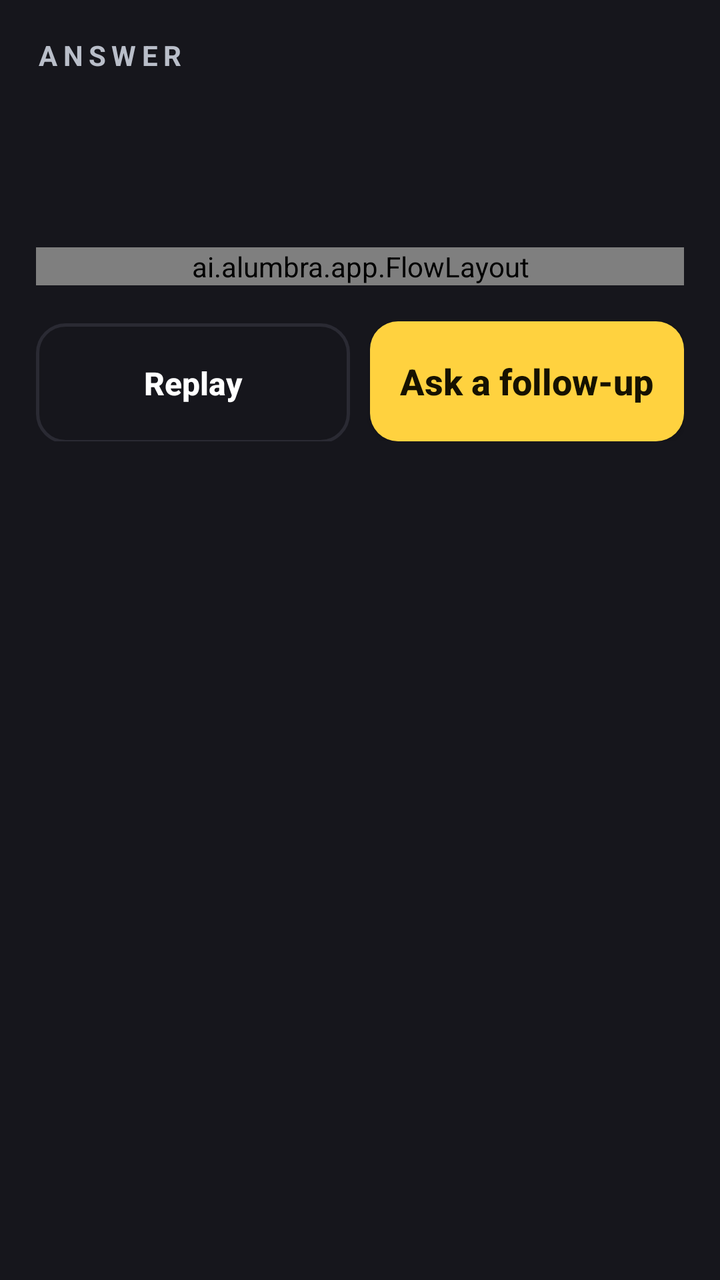
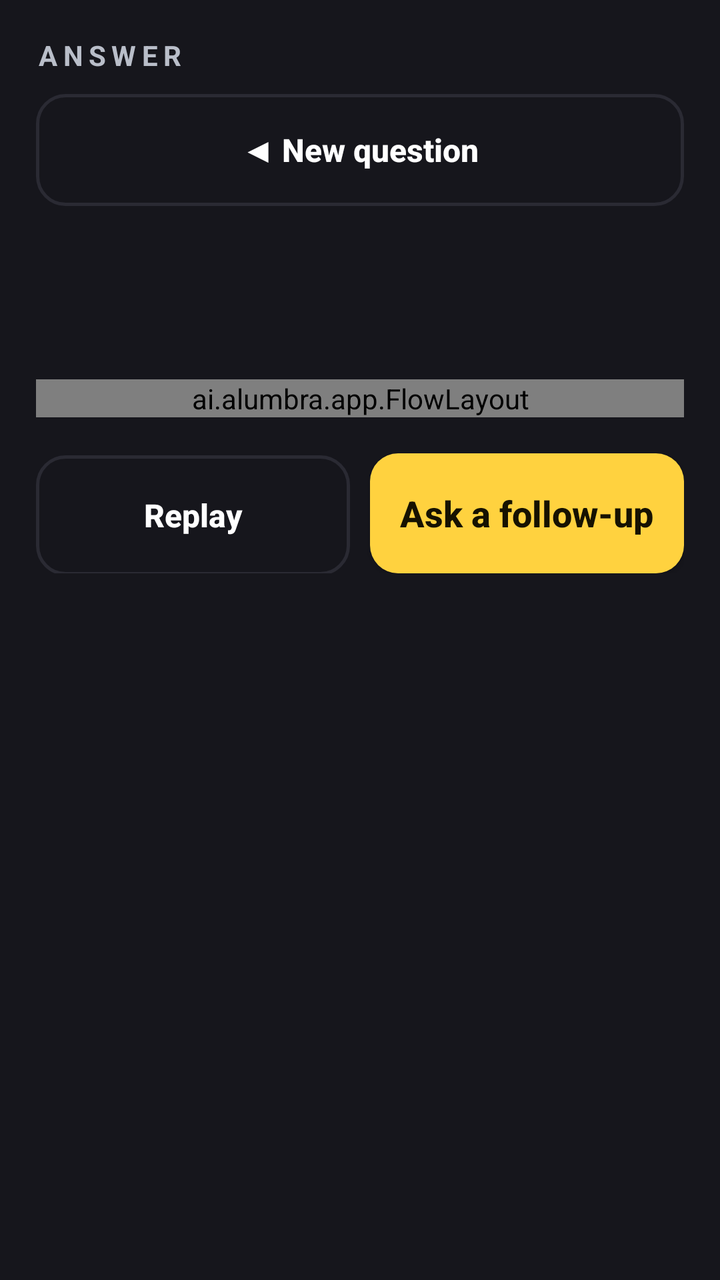

An Android layout rendered at two revisions. The XML below is the earlier revision; the diff shows what the commit changed to produce the second picture.
<!-- AndroidManifest.xml: application theme Theme.Alumbra -->
<!-- res/layout/activity_answer.xml -->
<?xml version="1.0" encoding="utf-8"?>
<ScrollView xmlns:android="http://schemas.android.com/apk/res/android"
    android:layout_width="match_parent"
    android:layout_height="match_parent"
    android:fillViewport="true">

    <LinearLayout
        android:layout_width="match_parent"
        android:layout_height="wrap_content"
        android:orientation="vertical"
        android:padding="18dp">

        <TextView
            android:id="@+id/appname_text"
            android:layout_width="wrap_content"
            android:layout_height="wrap_content"
            android:letterSpacing="0.2"
            android:text="ANSWER"
            android:textColor="@color/alumbra_dim"
            android:textSize="14sp"
            android:textStyle="bold" />

        <LinearLayout
            android:id="@+id/helpbox"
            android:layout_width="match_parent"
            android:layout_height="wrap_content"
            android:layout_marginTop="12dp"
            android:background="@drawable/box_help"
            android:orientation="vertical"
            android:padding="16dp"
            android:visibility="gone">

            <TextView
                android:layout_width="wrap_content"
                android:layout_height="wrap_content"
                android:letterSpacing="0.15"
                android:text="@string/getting_help_title"
                android:textColor="@color/alumbra_help"
                android:textSize="13sp"
                android:textStyle="bold" />

            <TextView
                android:id="@+id/help_quote"
                android:layout_width="match_parent"
                android:layout_height="wrap_content"
                android:layout_marginTop="8dp"
                android:textColor="@color/alumbra_ink"
                android:textSize="18sp" />

            <TextView
                android:layout_width="match_parent"
                android:layout_height="wrap_content"
                android:layout_marginTop="8dp"
                android:text="@string/help_waiting"
                android:textColor="@color/alumbra_dim"
                android:textSize="15sp" />

        </LinearLayout>

        <LinearLayout
            android:id="@+id/warnbox"
            android:layout_width="match_parent"
            android:layout_height="wrap_content"
            android:layout_marginTop="12dp"
            android:background="@drawable/box_warn"
            android:orientation="vertical"
            android:padding="14dp"
            android:visibility="gone">

            <TextView
                android:id="@+id/warn_lines"
                android:layout_width="match_parent"
                android:layout_height="wrap_content"
                android:textColor="@color/alumbra_ink"
                android:textSize="17sp"
                android:textStyle="bold" />

        </LinearLayout>

        <TextView
            android:id="@+id/question_text"
            android:layout_width="match_parent"
            android:layout_height="wrap_content"
            android:layout_marginTop="12dp"
            android:contentDescription="@string/question_asked_description"
            android:textColor="@color/alumbra_dim"
            android:textSize="15sp" />

        <TextView
            android:id="@+id/answer_text"
            android:layout_width="match_parent"
            android:layout_height="wrap_content"
            android:layout_marginTop="8dp"
            android:accessibilityLiveRegion="polite"
            android:textColor="@color/alumbra_ink"
            android:textSize="24sp" />

        <ai.alumbra.app.FlowLayout
            android:id="@+id/saw_chips"
            android:layout_width="match_parent"
            android:layout_height="wrap_content"
            android:layout_marginTop="14dp" />

        <LinearLayout
            android:id="@+id/btnrow_normal"
            android:layout_width="match_parent"
            android:layout_height="wrap_content"
            android:layout_marginTop="18dp"
            android:layout_marginBottom="16dp"
            android:orientation="horizontal">

            <Button
                android:id="@+id/answer_replay_button"
                android:layout_width="0dp"
                android:layout_height="wrap_content"
                android:layout_marginEnd="5dp"
                android:layout_weight="1"
                android:contentDescription="@string/replay_description"
                android:minHeight="60dp"
                android:text="@string/replay_label"
                style="@style/Widget.Alumbra.Button.Outline" />

            <Button
                android:id="@+id/follow_up_button"
                android:layout_width="0dp"
                android:layout_height="wrap_content"
                android:layout_marginStart="5dp"
                android:layout_weight="1"
                android:contentDescription="@string/follow_up_description"
                android:minHeight="60dp"
                android:text="@string/follow_up_label"
                style="@style/Widget.Alumbra.Button.Primary" />

        </LinearLayout>

        <LinearLayout
            android:id="@+id/btnrow_escalated"
            android:layout_width="match_parent"
            android:layout_height="wrap_content"
            android:layout_marginTop="18dp"
            android:layout_marginBottom="16dp"
            android:orientation="horizontal"
            android:visibility="gone">

            <Button
                android:id="@+id/keep_waiting_button"
                android:layout_width="0dp"
                android:layout_height="wrap_content"
                android:layout_marginEnd="5dp"
                android:layout_weight="1"
                android:contentDescription="@string/keep_waiting_description"
                android:minHeight="60dp"
                android:text="@string/keep_waiting_label"
                style="@style/Widget.Alumbra.Button.Outline" />

            <Button
                android:id="@+id/leave_button"
                android:layout_width="0dp"
                android:layout_height="wrap_content"
                android:layout_marginStart="5dp"
                android:layout_weight="1"
                android:contentDescription="@string/leave_description"
                android:minHeight="60dp"
                android:text="@string/leave_label"
                style="@style/Widget.Alumbra.Button.Outline" />

        </LinearLayout>

    </LinearLayout>
</ScrollView>
<!-- resources referenced by this layout -->
<resources>
  <color name="alumbra_dim">#B9BEC9</color>
  <color name="alumbra_help">#57C7FF</color>
  <color name="alumbra_ink">#FFFFFF</color>
  <!-- drawable box_help (drawable) -->
  <?xml version="1.0" encoding="utf-8"?>
  <shape xmlns:android="http://schemas.android.com/apk/res/android" android:shape="rectangle">
      <solid android:color="@color/alumbra_help_bg" />
      <stroke android:width="1.5dp" android:color="@color/alumbra_help" />
      <corners android:radius="14dp" />
  </shape>
  <!-- drawable box_warn (drawable) -->
  <?xml version="1.0" encoding="utf-8"?>
  <shape xmlns:android="http://schemas.android.com/apk/res/android" android:shape="rectangle">
      <solid android:color="@color/alumbra_warn_bg" />
      <stroke android:width="1.5dp" android:color="@color/alumbra_warn" />
      <corners android:radius="12dp" />
  </shape>
  <string name="follow_up_description">Ask a follow-up question</string>
  <string name="follow_up_label">Ask a follow-up</string>
  <string name="getting_help_title">GETTING HELP</string>
  <string name="help_waiting">Still trying to reach someone…</string>
  <string name="keep_waiting_description">Keep waiting for a volunteer</string>
  <string name="keep_waiting_label">Keep waiting</string>
  <string name="leave_description">Leave this question and go back</string>
  <string name="leave_label">Leave the question</string>
  <string name="question_asked_description">The question that was answered</string>
  <string name="replay_description">Replay the last answer</string>
  <string name="replay_label">Replay</string>
  <style name="Widget.Alumbra.Button.Outline" parent="Widget.AppCompat.Button">
          <item name="android:background">@drawable/btn_outline</item>
          <item name="android:textColor">@color/alumbra_ink</item>
          <item name="android:textSize">16sp</item>
          <item name="android:textStyle">bold</item>
          <item name="android:textAllCaps">false</item>
      </style>
  <style name="Widget.Alumbra.Button.Primary" parent="Widget.AppCompat.Button">
          <item name="android:background">@drawable/btn_amber</item>
          <item name="android:textColor">@color/alumbra_amber_ink</item>
          <item name="android:textSize">18sp</item>
          <item name="android:textStyle">bold</item>
          <item name="android:textAllCaps">false</item>
      </style>
  <style name="Theme.Alumbra" parent="Theme.AppCompat.DayNight.NoActionBar">
          <item name="android:windowBackground">@color/alumbra_soft_bg</item>
          <item name="android:textColor">@color/alumbra_ink</item>
          <item name="android:textColorPrimary">@color/alumbra_ink</item>
          <item name="android:textColorSecondary">@color/alumbra_dim</item>
          <item name="colorPrimary">@color/alumbra_amber</item>
          <item name="warningTextColor">@color/alumbra_warn</item>
      </style>
  <color name="alumbra_help_bg">#06202E</color>
  <color name="alumbra_warn_bg">#2A1206</color>
  <color name="alumbra_warn">#FF7847</color>
  <!-- drawable btn_outline (drawable) -->
  <?xml version="1.0" encoding="utf-8"?>
  <shape xmlns:android="http://schemas.android.com/apk/res/android" android:shape="rectangle">
      <solid android:color="@android:color/transparent" />
      <stroke android:width="1.5dp" android:color="@color/alumbra_line" />
      <corners android:radius="14dp" />
  </shape>
  <!-- drawable btn_amber (drawable) -->
  <?xml version="1.0" encoding="utf-8"?>
  <shape xmlns:android="http://schemas.android.com/apk/res/android" android:shape="rectangle">
      <solid android:color="@color/alumbra_amber" />
      <corners android:radius="14dp" />
  </shape>
  <color name="alumbra_amber_ink">#161200</color>
  <color name="alumbra_soft_bg">#16161C</color>
  <color name="alumbra_amber">#FFD23F</color>
  <color name="alumbra_line">#2A2A33</color>
</resources>

<!-- the commit's change to res/layout/activity_answer.xml (unified diff, before → after) -->
@@ -19,6 +19,17 @@
             android:textColor="@color/alumbra_dim"
             android:textSize="14sp"
             android:textStyle="bold" />
+
+        
+        <Button
+            android:id="@+id/new_question_button"
+            android:layout_width="match_parent"
+            android:layout_height="wrap_content"
+            android:layout_marginTop="10dp"
+            android:contentDescription="@string/new_question_description"
+            android:minHeight="56dp"
+            android:text="@string/new_question_label"
+            style="@style/Widget.Alumbra.Button.Outline" />
 
         <LinearLayout
             android:id="@+id/helpbox"
<!-- resource entries referenced after the edit -->
@@ -23,8 +23,10 @@
   <string name="help_waiting">Still trying to reach someone…</string>
   <string name="keep_waiting_description">Keep waiting for a volunteer</string>
   <string name="keep_waiting_label">Keep waiting</string>
-  <string name="leave_description">Leave this question and go back</string>
+  <string name="leave_description">Leave this question and go back to the Ask screen</string>
   <string name="leave_label">Leave the question</string>
+  <string name="new_question_description">New question. Go back to the Ask screen.</string>
+  <string name="new_question_label">◀ New question</string>
   <string name="question_asked_description">The question that was answered</string>
   <string name="replay_description">Replay the last answer</string>
   <string name="replay_label">Replay</string>
